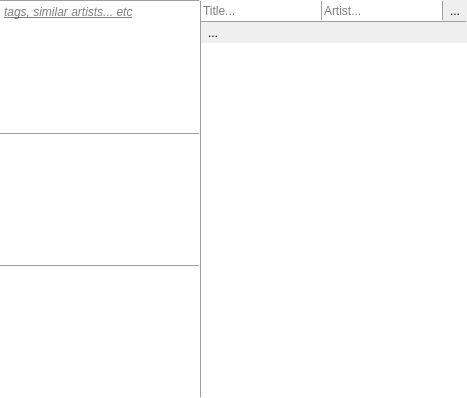
milohr/babe-qt, file infoview.ui: the form before one commit.
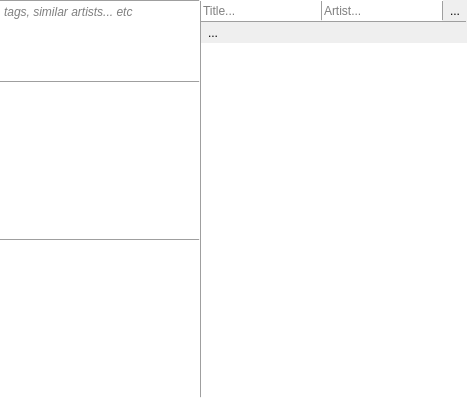
The form after the commit. Icons and pictures are not drawn.

Commit message: similar artists tags progress

What changed in the file:
```diff
--- a/infoview.ui
+++ b/infoview.ui
@@ -283,6 +283,12 @@
            <height>395</height>
           </rect>
          </property>
+         <property name="sizePolicy">
+          <sizepolicy hsizetype="Preferred" vsizetype="Expanding">
+           <horstretch>0</horstretch>
+           <verstretch>0</verstretch>
+          </sizepolicy>
+         </property>
          <layout class="QGridLayout" name="gridLayout_3">
           <property name="leftMargin">
            <number>0</number>
@@ -299,92 +305,23 @@
           <property name="spacing">
            <number>0</number>
           </property>
-          <item row="0" column="0">
-           <widget class="QWidget" name="widget" native="true">
-            <layout class="QGridLayout" name="gridLayout_2">
-             <property name="leftMargin">
-              <number>0</number>
-             </property>
-             <property name="topMargin">
-              <number>0</number>
-             </property>
-             <property name="rightMargin">
-              <number>0</number>
-             </property>
-             <property name="bottomMargin">
-              <number>0</number>
-             </property>
-             <property name="spacing">
-              <number>0</number>
-             </property>
-             <item row="1" column="1">
-              <widget class="QTextBrowser" name="textBrowser">
-               <property name="font">
-                <font>
-                 <italic>true</italic>
-                 <underline>true</underline>
-                </font>
-               </property>
-               <property name="autoFillBackground">
-                <bool>true</bool>
-               </property>
-               <property name="frameShape">
-                <enum>QFrame::NoFrame</enum>
-               </property>
-               <property name="placeholderText">
-                <string>tags, similar artists... etc</string>
-               </property>
-              </widget>
-             </item>
-             <item row="2" column="1">
-              <widget class="QFrame" name="frame_7">
-               <property name="maximumSize">
-                <size>
-                 <width>16777215</width>
-                 <height>1</height>
-                </size>
-               </property>
-               <property name="frameShape">
-                <enum>QFrame::HLine</enum>
-               </property>
-               <property name="frameShadow">
-                <enum>QFrame::Raised</enum>
-               </property>
-              </widget>
-             </item>
-            </layout>
-           </widget>
-          </item>
-          <item row="1" column="0">
-           <widget class="QTextBrowser" name="albumText">
-            <property name="minimumSize">
-             <size>
-              <width>0</width>
-              <height>100</height>
-             </size>
-            </property>
-            <property name="frameShape">
-             <enum>QFrame::NoFrame</enum>
-            </property>
-           </widget>
-          </item>
-          <item row="2" column="0">
-           <widget class="QFrame" name="frame_5">
-            <property name="maximumSize">
-             <size>
-              <width>16777215</width>
-              <height>1</height>
-             </size>
-            </property>
-            <property name="frameShape">
-             <enum>QFrame::HLine</enum>
-            </property>
-            <property name="frameShadow">
-             <enum>QFrame::Raised</enum>
-            </property>
-           </widget>
-          </item>
           <item row="3" column="0">
+           <widget class="QFrame" name="frame_5">
+            <property name="maximumSize">
+             <size>
+              <width>16777215</width>
+              <height>1</height>
+             </size>
+            </property>
+            <property name="frameShape">
+             <enum>QFrame::HLine</enum>
+            </property>
+            <property name="frameShadow">
+             <enum>QFrame::Raised</enum>
+            </property>
+           </widget>
+          </item>
+          <item row="4" column="0">
            <widget class="QTextBrowser" name="artistText">
             <property name="minimumSize">
              <size>
@@ -397,6 +334,66 @@
             </property>
            </widget>
           </item>
+          <item row="1" column="0">
+           <widget class="QFrame" name="frame_7">
+            <property name="maximumSize">
+             <size>
+              <width>16777215</width>
+              <height>1</height>
+             </size>
+            </property>
+            <property name="frameShape">
+             <enum>QFrame::HLine</enum>
+            </property>
+            <property name="frameShadow">
+             <enum>QFrame::Raised</enum>
+            </property>
+           </widget>
+          </item>
+          <item row="2" column="0">
+           <widget class="QTextBrowser" name="albumText">
+            <property name="minimumSize">
+             <size>
+              <width>0</width>
+              <height>100</height>
+             </size>
+            </property>
+            <property name="frameShape">
+             <enum>QFrame::NoFrame</enum>
+            </property>
+           </widget>
+          </item>
+          <item row="0" column="0">
+           <widget class="QTextBrowser" name="tagsInfo">
+            <property name="sizePolicy">
+             <sizepolicy hsizetype="Expanding" vsizetype="Minimum">
+              <horstretch>0</horstretch>
+              <verstretch>0</verstretch>
+             </sizepolicy>
+            </property>
+            <property name="maximumSize">
+             <size>
+              <width>16777215</width>
+              <height>80</height>
+             </size>
+            </property>
+            <property name="font">
+             <font>
+              <italic>true</italic>
+              <underline>false</underline>
+             </font>
+            </property>
+            <property name="autoFillBackground">
+             <bool>true</bool>
+            </property>
+            <property name="frameShape">
+             <enum>QFrame::NoFrame</enum>
+            </property>
+            <property name="placeholderText">
+             <string>tags, similar artists... etc</string>
+            </property>
+           </widget>
+          </item>
          </layout>
         </widget>
        </widget>
```
The commit also changes 14 other files.
